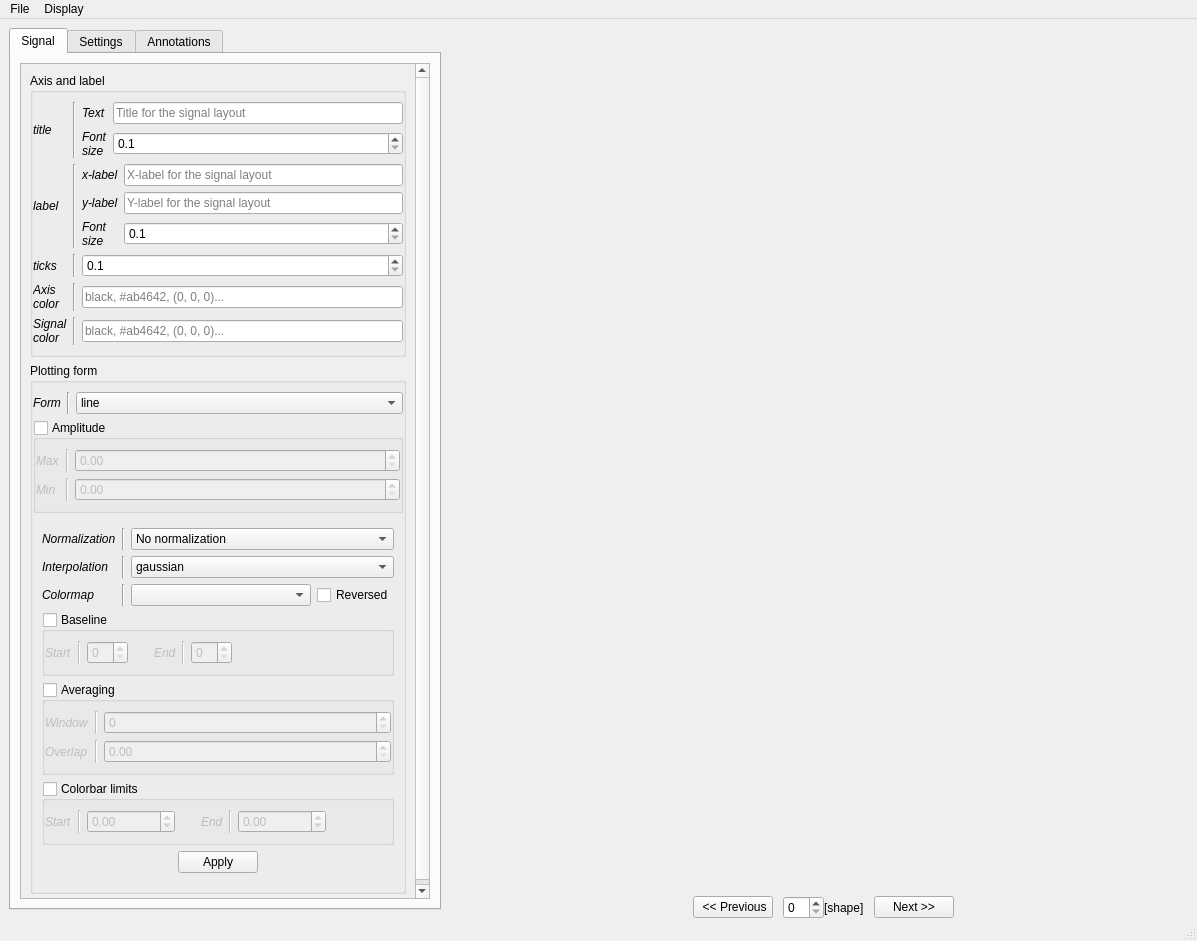
First picture: the form in visbrain/signal/gui/signal_gui.ui, repository EtienneCmb/visbrain, before the edit.
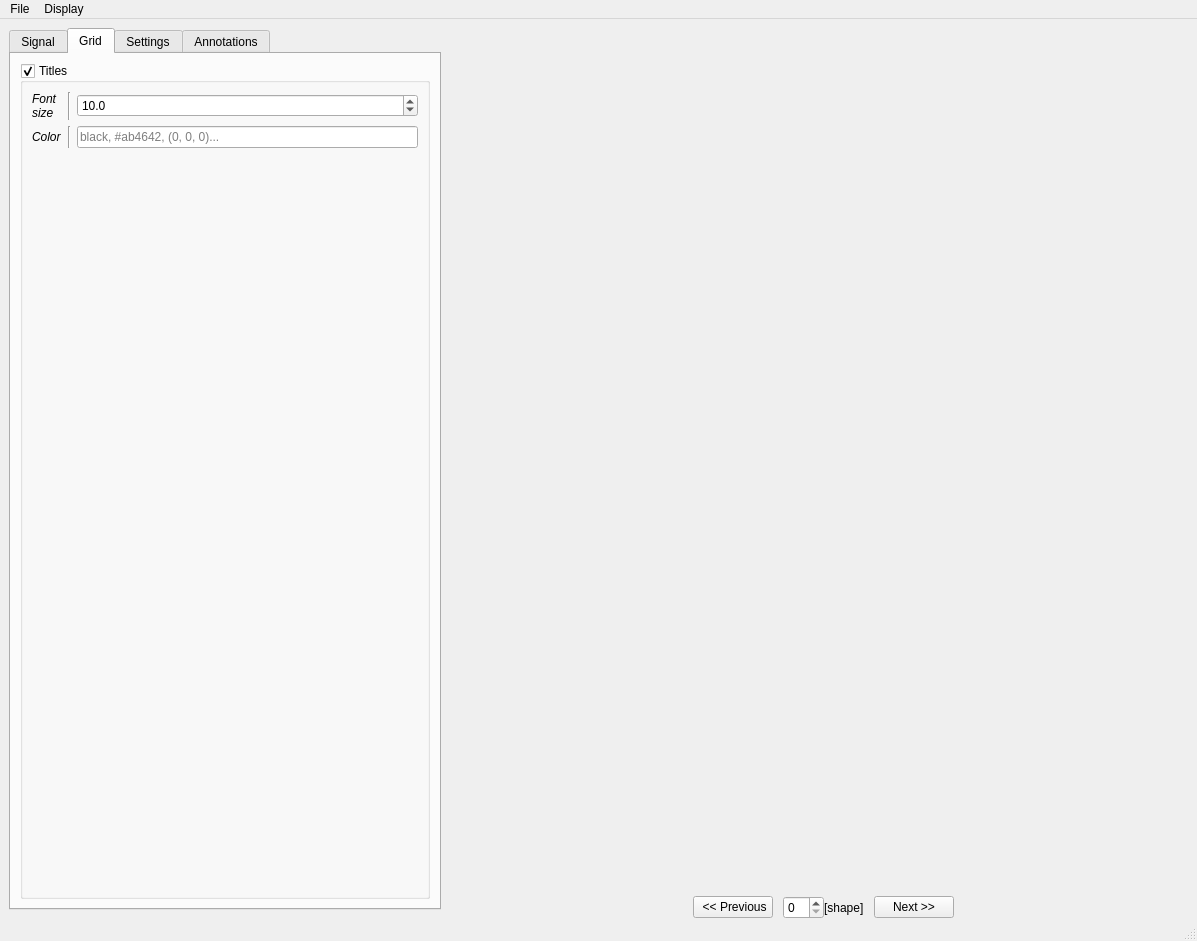
Second picture: the form after the edit.

Commit message: Control titles from the GUI

The edit to the form file:
```diff
--- a/visbrain/signal/gui/signal_gui.ui
+++ b/visbrain/signal/gui/signal_gui.ui
@@ -78,7 +78,7 @@
           <enum>QTabWidget::Rounded</enum>
          </property>
          <property name="currentIndex">
-          <number>0</number>
+          <number>1</number>
          </property>
          <property name="movable">
           <bool>true</bool>
@@ -97,7 +97,7 @@
               <property name="geometry">
                <rect>
                 <x>0</x>
-                <y>-84</y>
+                <y>0</y>
                 <width>405</width>
                 <height>907</height>
                </rect>
@@ -1565,6 +1565,97 @@
            </item>
           </layout>
          </widget>
+         <widget class="QWidget" name="tab_4">
+          <attribute name="title">
+           <string>Grid</string>
+          </attribute>
+          <layout class="QVBoxLayout" name="verticalLayout_5">
+           <item>
+            <widget class="QGroupBox" name="_grid_titles">
+             <property name="title">
+              <string>Titles</string>
+             </property>
+             <property name="checkable">
+              <bool>true</bool>
+             </property>
+             <layout class="QGridLayout" name="gridLayout_19">
+              <item row="0" column="1">
+               <widget class="Line" name="line_34">
+                <property name="orientation">
+                 <enum>Qt::Vertical</enum>
+                </property>
+               </widget>
+              </item>
+              <item row="0" column="2">
+               <widget class="QDoubleSpinBox" name="_grid_titles_fz">
+                <property name="decimals">
+                 <number>1</number>
+                </property>
+                <property name="minimum">
+                 <double>1.000000000000000</double>
+                </property>
+                <property name="value">
+                 <double>10.000000000000000</double>
+                </property>
+               </widget>
+              </item>
+              <item row="0" column="0">
+               <widget class="QLabel" name="label_39">
+                <property name="font">
+                 <font>
+                  <italic>true</italic>
+                 </font>
+                </property>
+                <property name="text">
+                 <string>Font
+size</string>
+                </property>
+               </widget>
+              </item>
+              <item row="2" column="0">
+               <spacer name="verticalSpacer_8">
+                <property name="orientation">
+                 <enum>Qt::Vertical</enum>
+                </property>
+                <property name="sizeHint" stdset="0">
+                 <size>
+                  <width>20</width>
+                  <height>40</height>
+                 </size>
+                </property>
+               </spacer>
+              </item>
+              <item row="1" column="0">
+               <widget class="QLabel" name="label_41">
+                <property name="font">
+                 <font>
+                  <italic>true</italic>
+                 </font>
+                </property>
+                <property name="text">
+                 <string>Color</string>
+                </property>
+               </widget>
+              </item>
+              <item row="1" column="1">
+               <widget class="Line" name="line_36">
+                <property name="orientation">
+                 <enum>Qt::Vertical</enum>
+                </property>
+               </widget>
+              </item>
+              <item row="1" column="2">
+               <widget class="QLineEdit" name="_grid_titles_color">
+                <property name="placeholderText">
+                 <string>black, #ab4642, (0, 0, 0)...</string>
+                </property>
+               </widget>
+              </item>
+             </layout>
+            </widget>
+           </item>
+          </layout>
+         </widget>
          <widget class="QWidget" name="tab_2">
           <attribute name="title">
            <string>Settings</string>
```
The commit also changes 5 other files.
